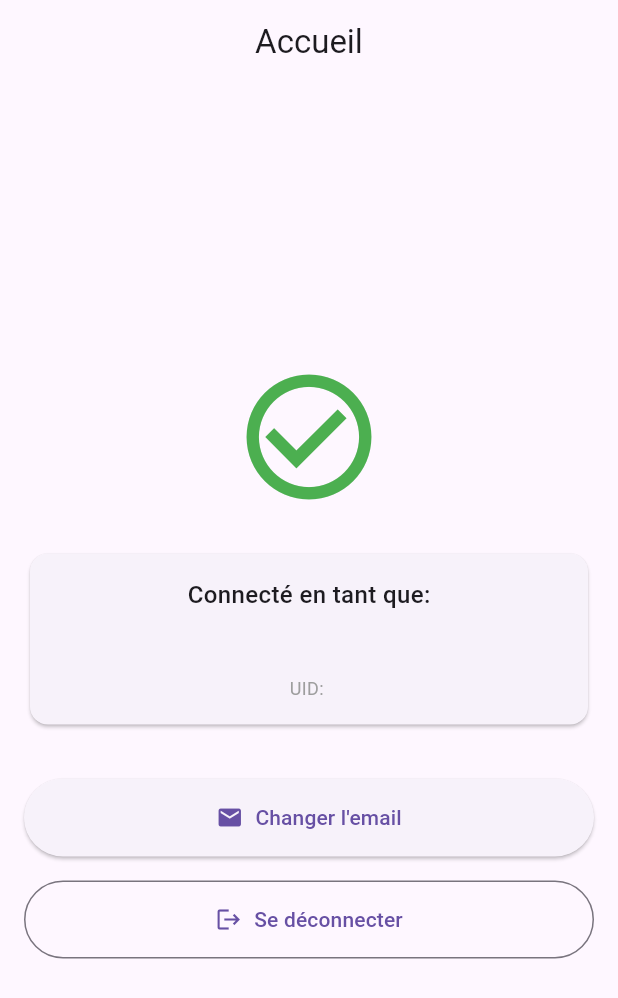
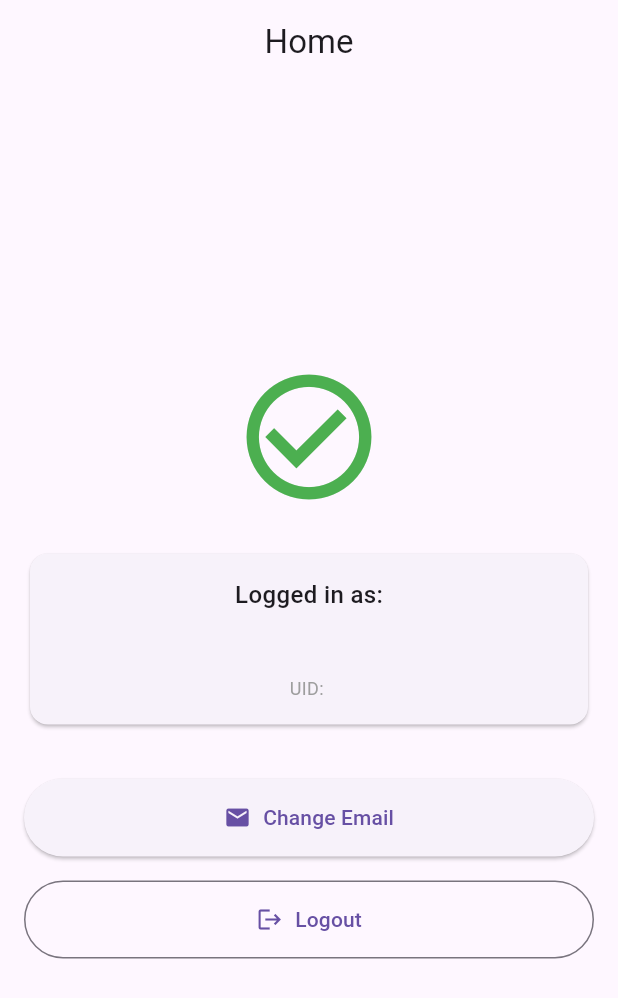
Before and after one commit to JeremyCMPro/FireAuthMCVE, a Flutter app: the screen it shows once a user with an empty profile is signed in, on a phone screen of 412 x 824 dp. Shown: the top 998 px of the screen. Run offline on Flutter 3.47's test engine with Material 3 defaults, Android fonts, the phone set to English and light mode, and no system bars; our stand-ins replace firebase_auth, firebase_core; accounts and stored records are empty; generated files the repository leaves out were written again.

Commit message:
[+] Translate logs and errors

```diff
--- a/fireauthmcve/lib/main.dart
+++ b/fireauthmcve/lib/main.dart
@@ -8,9 +8,9 @@ import 'login.dart';
 
 void main() async {
   WidgetsFlutterBinding.ensureInitialized();
-  developer.log('Initialisation de Firebase...', name: 'App');
+  developer.log('Initializing Firebase...', name: 'App');
   await Firebase.initializeApp(options: DefaultFirebaseOptions.currentPlatform);
-  developer.log('Firebase initialisé avec succès', name: 'App');
+  developer.log('Firebase initialized successfully', name: 'App');
   runApp(const MyApp());
 }
 
@@ -21,35 +21,38 @@ class MyApp extends StatelessWidget {
   Widget build(BuildContext context) {
     return MaterialApp(
       title: 'Firebase Auth MCVE',
-      theme: ThemeData(
-        primarySwatch: Colors.blue,
-        useMaterial3: true,
-      ),
+      theme: ThemeData(primarySwatch: Colors.blue, useMaterial3: true),
       home: StreamBuilder<User?>(
         stream: FirebaseAuth.instance.authStateChanges(),
         builder: (context, snapshot) {
           if (snapshot.connectionState == ConnectionState.waiting) {
-            developer.log('En attente de l\'état d\'authentification...', name: 'App');
+            developer.log('Waiting for authentication state...', name: 'App');
             return const Scaffold(
               body: Center(child: CircularProgressIndicator()),
             );
           }
 
           if (snapshot.hasError) {
-            developer.log('Erreur dans le stream d\'authentification', name: 'App', error: snapshot.error, level: 1000);
+            developer.log(
+              'Error in authentication stream',
+              name: 'App',
+              error: snapshot.error,
+              level: 1000,
+            );
             return Scaffold(
-              body: Center(
-                child: Text('Erreur: ${snapshot.error}'),
-              ),
+              body: Center(child: Text('Error: ${snapshot.error}')),
             );
           }
 
           if (snapshot.hasData) {
-            developer.log('Utilisateur connecté: ${snapshot.data?.email}', name: 'App');
+            developer.log(
+              'User logged in: ${snapshot.data?.email}',
+              name: 'App',
+            );
             return const HomePage();
           }
 
-          developer.log('Aucun utilisateur connecté', name: 'App');
+          developer.log('No user logged in', name: 'App');
           return const LoginPage();
         },
       ),
@@ -60,7 +63,11 @@ class MyApp extends StatelessWidget {
 class HomePage extends StatelessWidget {
   const HomePage({super.key});
 
-  void _showSnackBar(BuildContext context, String message, {bool isError = false}) {
+  void _showSnackBar(
+    BuildContext context,
+    String message, {
+    bool isError = false,
+  }) {
     ScaffoldMessenger.of(context).showSnackBar(
       SnackBar(
         content: Text(message),
@@ -72,13 +79,18 @@ class HomePage extends StatelessWidget {
 
   Future<void> _logout(BuildContext context) async {
     try {
-      developer.log('Déconnexion en cours...', name: 'HomePage');
+      developer.log('Logging out...', name: 'HomePage');
       await FirebaseAuth.instance.signOut();
-      developer.log('Déconnexion réussie', name: 'HomePage');
-      _showSnackBar(context, 'Déconnexion réussie');
+      developer.log('Logout successful', name: 'HomePage');
+      _showSnackBar(context, 'Logout successful');
     } catch (e) {
-      developer.log('Erreur lors de la déconnexion', name: 'HomePage', error: e, level: 1000);
-      _showSnackBar(context, 'Erreur lors de la déconnexion: $e', isError: true);
+      developer.log(
+        'Error during logout',
+        name: 'HomePage',
+        error: e,
+        level: 1000,
+      );
+      _showSnackBar(context, 'Error during logout: $e', isError: true);
     }
   }
 
@@ -87,17 +99,18 @@ class HomePage extends StatelessWidget {
     final user = FirebaseAuth.instance.currentUser;
 
     return Scaffold(
-      appBar: AppBar(
-        title: const Text('Accueil'),
-        centerTitle: true,
-      ),
+      appBar: AppBar(title: const Text('Home'), centerTitle: true),
       body: Padding(
         padding: const EdgeInsets.all(16),
         child: Column(
           mainAxisAlignment: MainAxisAlignment.center,
           crossAxisAlignment: CrossAxisAlignment.stretch,
           children: [
-            const Icon(Icons.check_circle_outline, size: 100, color: Colors.green),
+            const Icon(
+              Icons.check_circle_outline,
+              size: 100,
+              color: Colors.green,
+            ),
             const SizedBox(height: 24),
             Card(
               child: Padding(
@@ -105,12 +118,15 @@ class HomePage extends StatelessWidget {
                 child: Column(
                   children: [
                     const Text(
-                      'Connecté en tant que:',
-                      style: TextStyle(fontSize: 16, fontWeight: FontWeight.w500),
+                      'Logged in as:',
+                      style: TextStyle(
+                        fontSize: 16,
+                        fontWeight: FontWeight.w500,
+                      ),
                     ),
                     const SizedBox(height: 8),
                     Text(
-                      user?.email ?? 'Email non disponible',
+                      user?.email ?? 'Email not available',
                       style: const TextStyle(
                         fontSize: 18,
                         fontWeight: FontWeight.bold,
@@ -119,7 +135,7 @@ class HomePage extends StatelessWidget {
                     ),
                     const SizedBox(height: 8),
                     Text(
-                      'UID: ${user?.uid ?? 'Non disponible'}',
+                      'UID: ${user?.uid ?? 'Not available'}',
                       style: const TextStyle(fontSize: 12, color: Colors.grey),
                     ),
                   ],
@@ -129,14 +145,17 @@ class HomePage extends StatelessWidget {
             const SizedBox(height: 32),
             ElevatedButton.icon(
               onPressed: () {
-                developer.log('Navigation vers la page de changement d\'email', name: 'HomePage');
+                developer.log(
+                  'Navigating to change email page',
+                  name: 'HomePage',
+                );
                 Navigator.push(
                   context,
                   MaterialPageRoute(builder: (_) => const ChangeEmailPage()),
                 );
               },
               icon: const Icon(Icons.email),
-              label: const Text('Changer l\'email'),
+              label: const Text('Change Email'),
               style: ElevatedButton.styleFrom(
                 padding: const EdgeInsets.symmetric(vertical: 16),
               ),
@@ -145,7 +164,7 @@ class HomePage extends StatelessWidget {
             OutlinedButton.icon(
               onPressed: () => _logout(context),
               icon: const Icon(Icons.logout),
-              label: const Text('Se déconnecter'),
+              label: const Text('Logout'),
               style: OutlinedButton.styleFrom(
                 padding: const EdgeInsets.symmetric(vertical: 16),
               ),
```
Also changed, not shown: fireauthmcve/lib/change_email.dart (+64 -42 lines), fireauthmcve/lib/login.dart (+45 -26 lines), fireauthmcve/lib/register.dart (+67 -38 lines).
